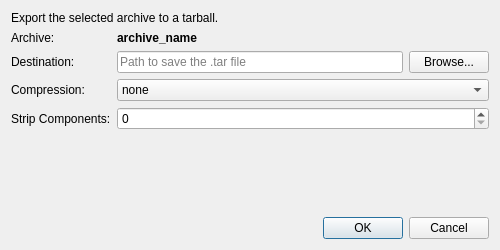
This is src/vorta/assets/UI/export_tar_dialog.ui in borgbase/vorta as Qt 5 draws it before an edit. The edited form follows.
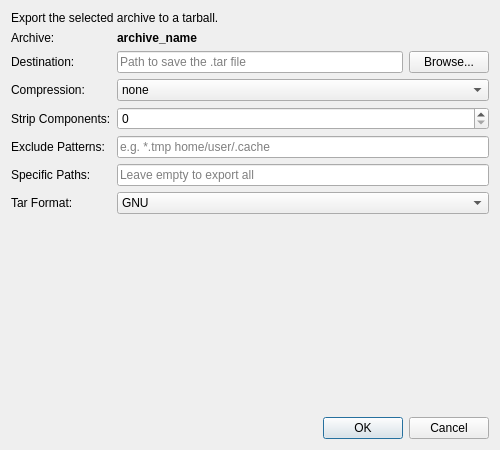
This is the edited form.

Commit message:
feat: add advanced options to export-tar dialog
Adds support for:
- Exclude patterns (--exclude)
- Specific path extraction
- Tar format selection (--tar-format, for Borg V2)
- Updates UI to include these new fields.

Patch:
```diff
--- a/src/vorta/assets/UI/export_tar_dialog.ui
+++ b/src/vorta/assets/UI/export_tar_dialog.ui
@@ -7,7 +7,7 @@
     <x>0</x>
     <y>0</y>
     <width>500</width>
-    <height>250</height>
+    <height>450</height>
    </rect>
   </property>
   <property name="windowTitle">
@@ -121,6 +121,61 @@
        </property>
       </widget>
      </item>
+     <item row="4" column="0">
+      <widget class="QLabel" name="label_excludes">
+       <property name="text">
+        <string>Exclude Patterns:</string>
+       </property>
+       <property name="toolTip">
+        <string>Space-separated list of exclude patterns.</string>
+       </property>
+      </widget>
+     </item>
+     <item row="4" column="1">
+      <widget class="QLineEdit" name="inputExcludes">
+       <property name="placeholderText">
+        <string>e.g. *.tmp home/user/.cache</string>
+       </property>
+      </widget>
+     </item>
+     <item row="5" column="0">
+      <widget class="QLabel" name="label_paths">
+       <property name="text">
+        <string>Specific Paths:</string>
+       </property>
+       <property name="toolTip">
+        <string>Space-separated list of paths to extract.</string>
+       </property>
+      </widget>
+     </item>
+     <item row="5" column="1">
+      <widget class="QLineEdit" name="inputPaths">
+       <property name="placeholderText">
+        <string>Leave empty to export all</string>
+       </property>
+      </widget>
+     </item>
+     <item row="6" column="0">
+      <widget class="QLabel" name="label_format">
+       <property name="text">
+        <string>Tar Format:</string>
+       </property>
+      </widget>
+     </item>
+     <item row="6" column="1">
+      <widget class="QComboBox" name="comboFormat">
+       <item>
+        <property name="text">
+         <string>GNU</string>
+        </property>
+       </item>
+       <item>
+        <property name="text">
+         <string>PAX</string>
+        </property>
+       </item>
+      </widget>
+     </item>
     </layout>
    </item>
    <item>
```
The commit also changes 4 other files.
